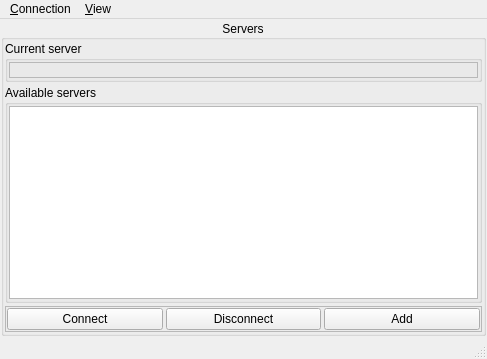
First picture: the form in main-window.ui, repository Intueor/Z-Editor, before the edit.
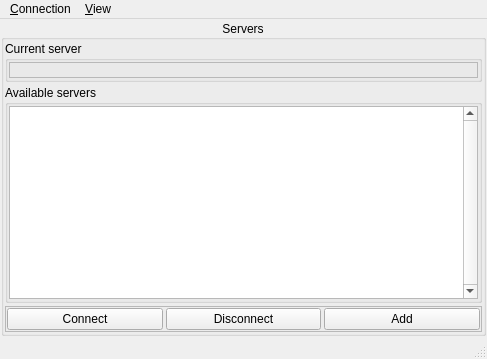
Second picture: the form after the edit. Icons and pictures are not drawn.

Commit message: Работа со стилями.

Diff of the .ui file:
```diff
--- a/main-window.ui
+++ b/main-window.ui
@@ -125,7 +125,10 @@
           <item>
            <widget class="QListWidget" name="listWidget_Servers">
             <property name="verticalScrollBarPolicy">
-             <enum>Qt::ScrollBarAsNeeded</enum>
+             <enum>Qt::ScrollBarAlwaysOn</enum>
+            </property>
+            <property name="editTriggers">
+             <set>QAbstractItemView::NoEditTriggers</set>
             </property>
             <property name="showDropIndicator" stdset="0">
              <bool>false</bool>
```
The commit also changes 2 other files.
